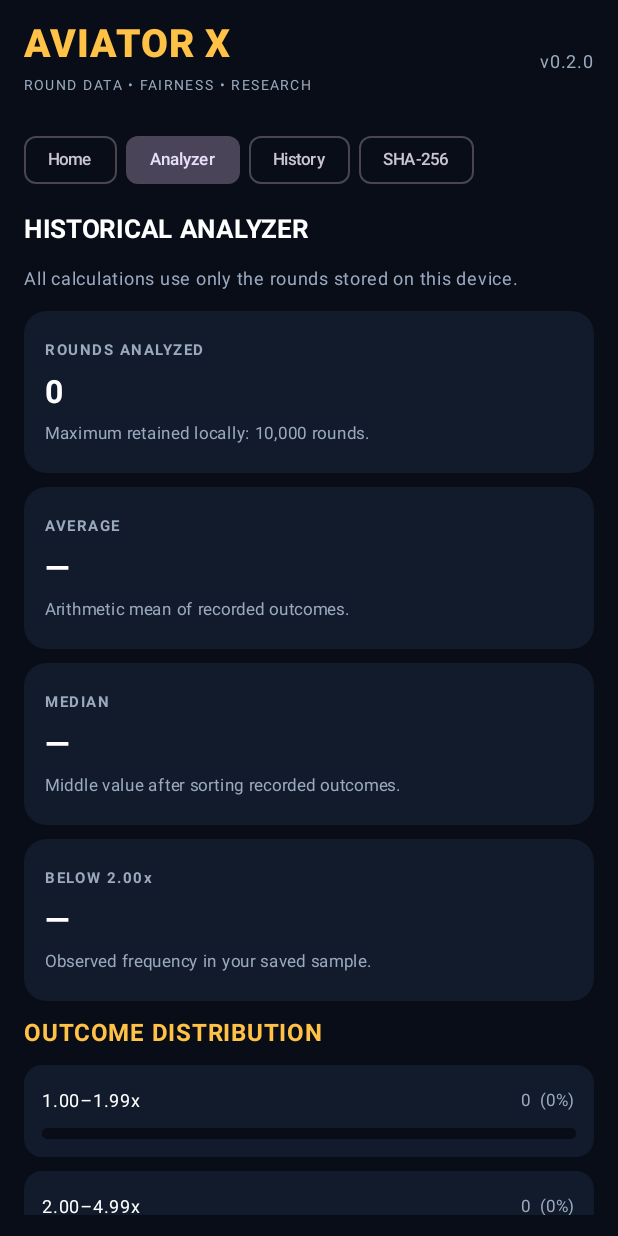
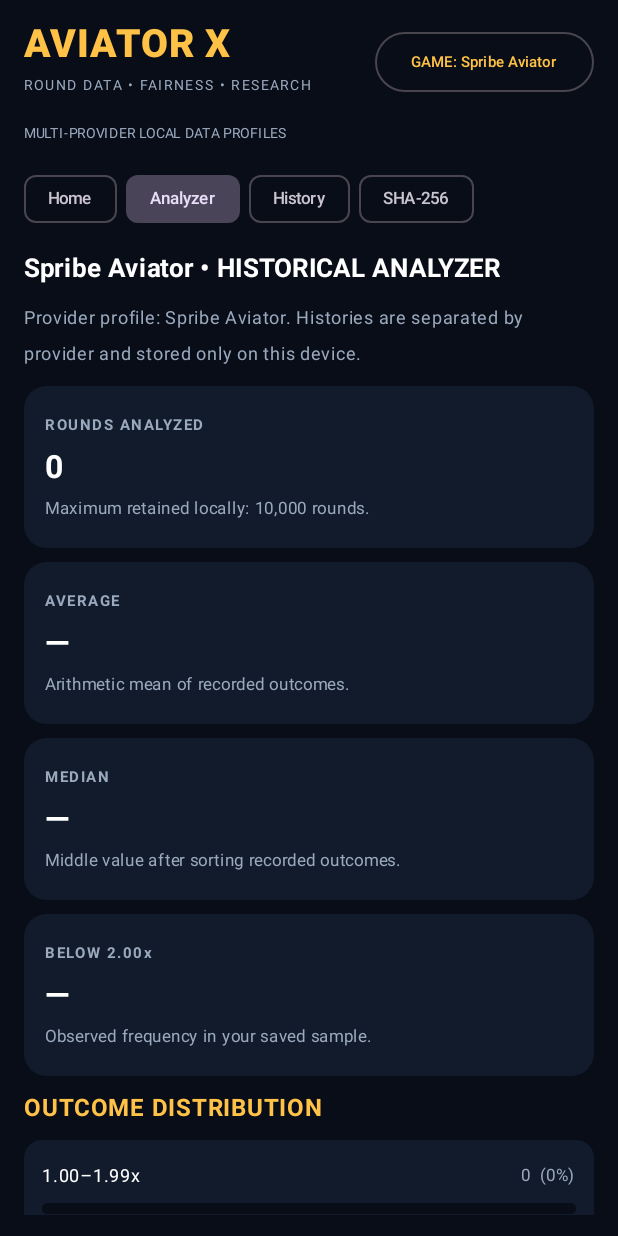
Before and after one commit to Romeo506/AVIATOR-X, an Android app built with Jetpack Compose: the screen it shows after launch (MainActivity), after a tap on "Analyzer", on a phone screen of 412 x 824 dp. Run offline under Robolectric (Android 15) with nearby library versions, the phone set to English and light mode, and no system bars.

Commit message:
Add multi-provider profiles with isolated local histories

```diff
--- a/app/src/main/java/com/aviatorx/app/MainActivity.kt
+++ b/app/src/main/java/com/aviatorx/app/MainActivity.kt
@@ -32,6 +32,9 @@ private val Muted = Color(0xFF9AA9BD)
 private val Good = Color(0xFF69D6A4)
 private val Bad = Color(0xFFFF7777)
 
+private val providers = listOf("Spribe Aviator", "SmartSoft JetX", "Generic Crash Game")
+fun providerStorageKey(provider: String): String = "rounds_" + provider.lowercase().replace(Regex("[^a-z0-9]+"), "_")
+
 class MainActivity : ComponentActivity() {
     override fun onCreate(savedInstanceState: Bundle?) {
         super.onCreate(savedInstanceState)
@@ -44,6 +47,8 @@ fun AviatorApp() {
     val context = LocalContext.current
     val prefs = remember { context.getSharedPreferences("aviator_x_local", 0) }
     var tab by remember { mutableIntStateOf(0) }
+    var selectedProvider by remember { mutableStateOf(providers.first()) }
+    var providerMenuExpanded by remember { mutableStateOf(false) }
     var savedRounds by remember { mutableStateOf(loadRounds(prefs.getString("rounds", "") ?: "")) }
     var manualInput by remember { mutableStateOf("") }
     var hashInput by remember { mutableStateOf("") }
@@ -51,7 +56,7 @@ fun AviatorApp() {
     var notice by remember { mutableStateOf("Import a CSV or add a round manually.") }
 
     SideEffect {
-        prefs.edit().putString("rounds", savedRounds.joinToString(",")).apply()
+        prefs.edit().putString(providerStorageKey(selectedProvider), savedRounds.joinToString(",")).apply()
     }
 
     val importPicker = rememberLauncherForActivityResult(ActivityResultContracts.OpenDocument()) { uri: Uri? ->
@@ -102,9 +107,28 @@ fun AviatorApp() {
                     Text("AVIATOR X", color = Accent, fontSize = 26.sp, fontWeight = FontWeight.Black)
                     Text("ROUND DATA • FAIRNESS • RESEARCH", color = Muted, fontSize = 9.sp, letterSpacing = 1.5.sp)
                 }
-                Text("v0.2.0", color = Muted, fontSize = 12.sp)
+                Box {
+                    OutlinedButton(onClick = { providerMenuExpanded = true }) {
+                        Text("GAME: " + selectedProvider, fontSize = 10.sp, color = Accent)
+                    }
+                    DropdownMenu(expanded = providerMenuExpanded, onDismissRequest = { providerMenuExpanded = false }) {
+                        providers.forEach { provider ->
+                            DropdownMenuItem(
+                                text = { Text(provider) },
+                                onClick = {
+                                    selectedProvider = provider
+                                    savedRounds = loadRounds(prefs.getString(providerStorageKey(provider), if (provider == providers.first()) prefs.getString("rounds", "") ?: "" else "") ?: "")
+                                    providerMenuExpanded = false
+                                    notice = "Switched to $provider. Its round history is stored separately."
+                                }
+                            )
+                        }
+                    }
+                }
             }
-            Spacer(Modifier.height(14.dp))
+            Spacer(Modifier.height(8.dp))
+            Text("MULTI-PROVIDER LOCAL DATA PROFILES", color = Muted, fontSize = 9.sp)
+            Spacer(Modifier.height(8.dp))
             Row(horizontalArrangement = Arrangement.spacedBy(6.dp)) {
                 listOf("Home", "Analyzer", "History", "SHA-256").forEachIndexed { i, label ->
                     FilterChip(selected = tab == i, onClick = { tab = i }, label = { Text(label, fontSize = 11.sp) })
@@ -124,7 +148,7 @@ fun AviatorApp() {
                                     Spacer(Modifier.height(10.dp))
                                     Button(onClick = { tab = 1 }, modifier = Modifier.fillMaxWidth()) { Text("OPEN ANALYZER") }
                                     OutlinedButton(onClick = { importPicker.launch(arrayOf("text/*", "application/vnd.ms-excel")) }, modifier = Modifier.fillMaxWidth()) { Text("IMPORT ROUND CSV") }
-                                    OutlinedButton(onClick = { exportPicker.launch("aviator-x-rounds.csv") }, enabled = savedRounds.isNotEmpty(), modifier = Modifier.fillMaxWidth()) { Text("EXPORT MY DATA") }
+                                    OutlinedButton(onClick = { exportPicker.launch("aviator-x-${providerStorageKey(selectedProvider)}.csv") }, enabled = savedRounds.isNotEmpty(), modifier = Modifier.fillMaxWidth()) { Text("EXPORT MY DATA") }
                                 }
                             }
                         }
@@ -134,8 +158,8 @@ fun AviatorApp() {
                 }
                 1 -> {
                     LazyColumn(verticalArrangement = Arrangement.spacedBy(9.dp)) {
-                        item { Text("HISTORICAL ANALYZER", color = Color.White, fontWeight = FontWeight.Bold, fontSize = 17.sp) }
-                        item { Text("All calculations use only the rounds stored on this device.", color = Muted, fontSize = 12.sp) }
+                        item { Text("$selectedProvider • HISTORICAL ANALYZER", color = Color.White, fontWeight = FontWeight.Bold, fontSize = 17.sp) }
+                        item { Text("Provider profile: $selectedProvider. Histories are separated by provider and stored only on this device.", color = Muted, fontSize = 12.sp) }
                         item { StatCard("ROUNDS ANALYZED", savedRounds.size.toString(), "Maximum retained locally: 10,000 rounds.") }
                         item { StatCard("AVERAGE", average?.let { "%.3fx".format(it) } ?: "—", "Arithmetic mean of recorded outcomes.") }
                         item { StatCard("MEDIAN", medianValue?.let { "%.3fx".format(it) } ?: "—", "Middle value after sorting recorded outcomes.") }
@@ -165,7 +189,7 @@ fun AviatorApp() {
                 }
                 2 -> {
                     LazyColumn(verticalArrangement = Arrangement.spacedBy(9.dp)) {
-                        item { Text("ROUND HISTORY", color = Color.White, fontWeight = FontWeight.Bold, fontSize = 17.sp) }
+                        item { Text("$selectedProvider • ROUND HISTORY", color = Color.White, fontWeight = FontWeight.Bold, fontSize = 17.sp) }
                         item {
                             OutlinedTextField(
                                 value = manualInput,
@@ -197,7 +221,7 @@ fun AviatorApp() {
                                 }, enabled = savedRounds.isNotEmpty(), modifier = Modifier.weight(1f)) { Text("CLEAR ALL") }
                             }
                         }
-                        item { Text("Newest first • ${savedRounds.size} saved", color = Muted, fontSize = 11.sp) }
+                        item { Text("$selectedProvider • Newest first • ${savedRounds.size} saved", color = Muted, fontSize = 11.sp) }
                         items(savedRounds.indices.reversed().take(200).toList()) { index ->
                             Row(Modifier.fillMaxWidth().background(Panel, RoundedCornerShape(10.dp)).padding(12.dp), verticalAlignment = Alignment.CenterVertically) {
                                 Text("#${index + 1}", color = Muted, modifier = Modifier.weight(1f), fontSize = 11.sp)
@@ -231,7 +255,7 @@ fun AviatorApp() {
                 }
             }
             Spacer(Modifier.height(6.dp))
-            Text("Independent research tool • No betting advice • Data stays on device", color = Muted, fontSize = 9.sp, modifier = Modifier.align(Alignment.CenterHorizontally))
+            Text("$selectedProvider • Independent research • Data stays on device", color = Muted, fontSize = 9.sp, modifier = Modifier.align(Alignment.CenterHorizontally))
         }
     }
 }
```
